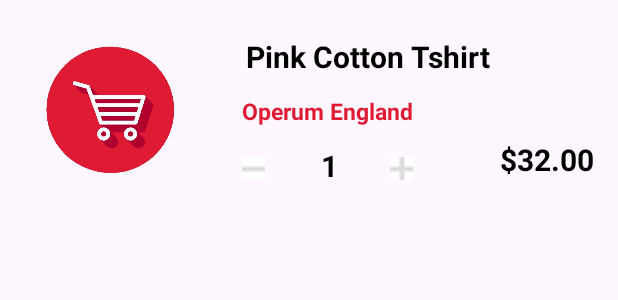
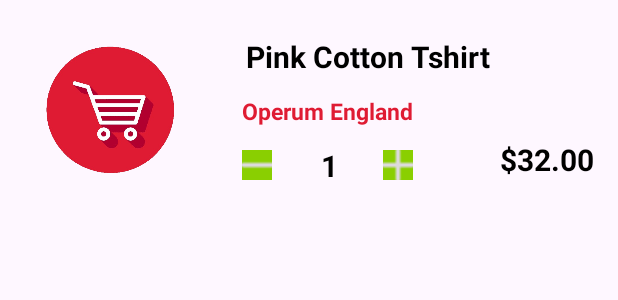
Before and after one commit to adnanyaseen716/ShoppingGrid, an Android app: the layout rv_cart.xml on its own in the app's theme, with its tools: preview values and no code run, on a phone screen of 412 x 824 dp. Shown: the top 300 px of the screen. Run offline under Robolectric (Android 15) with nearby library versions, the phone set to English and light mode, and no system bars.

Commit message:
Cart framgent is modified.

```diff
--- a/app/src/main/res/layout/rv_cart.xml
+++ b/app/src/main/res/layout/rv_cart.xml
@@ -46,10 +46,10 @@
 
     <ImageButton
         android:id="@+id/btn_quantity_minus_1"
-        android:layout_width="15dp"
-        android:layout_height="15dp"
+        android:layout_width="20dp"
+        android:layout_height="20dp"
         android:layout_marginBottom="4dp"
-        android:background="@color/white"
+        android:background="@color/secondary_app_color"
         android:src="@drawable/icon_minus"
         app:layout_constraintBottom_toBottomOf="@+id/tv_quantity_1"
         app:layout_constraintEnd_toStartOf="@+id/tv_quantity_1"
@@ -73,10 +73,10 @@
 
     <ImageButton
         android:id="@+id/btn_quantity_plus_1"
-        android:layout_width="15dp"
-        android:layout_height="15dp"
+        android:layout_width="20dp"
+        android:layout_height="20dp"
         android:layout_marginBottom="4dp"
-        android:background="@color/white"
+        android:background="@color/secondary_app_color"
         android:src="@drawable/icon_plus"
         app:layout_constraintBottom_toBottomOf="@+id/tv_quantity_1"
         app:layout_constraintEnd_toEndOf="@+id/brand_name_1"
```
